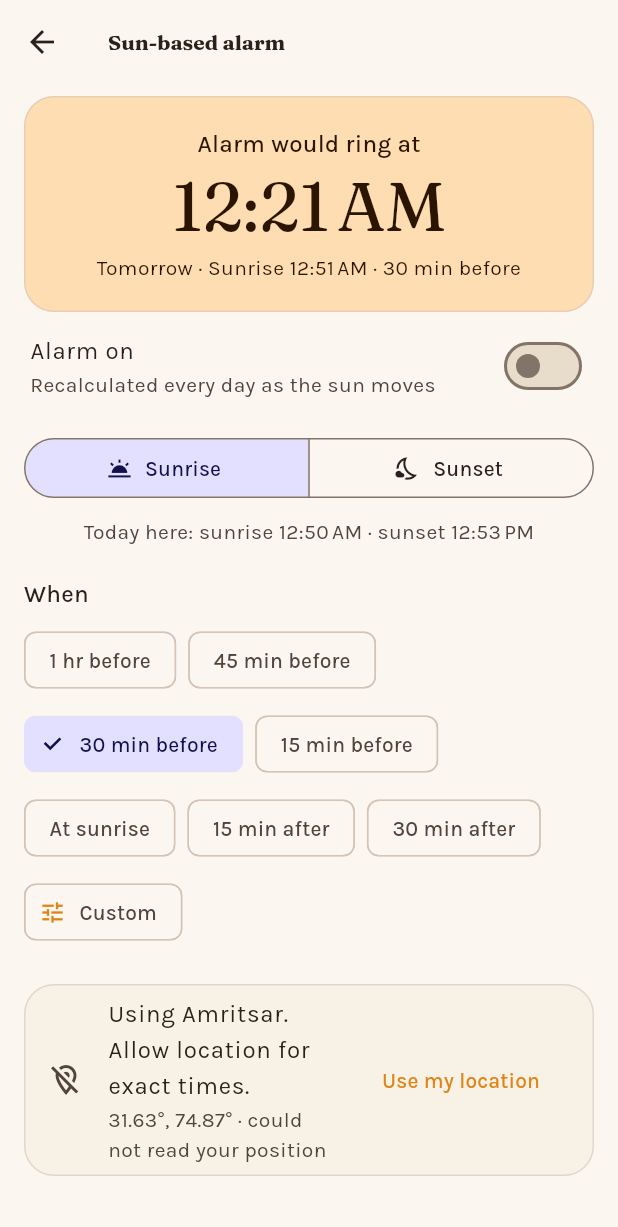
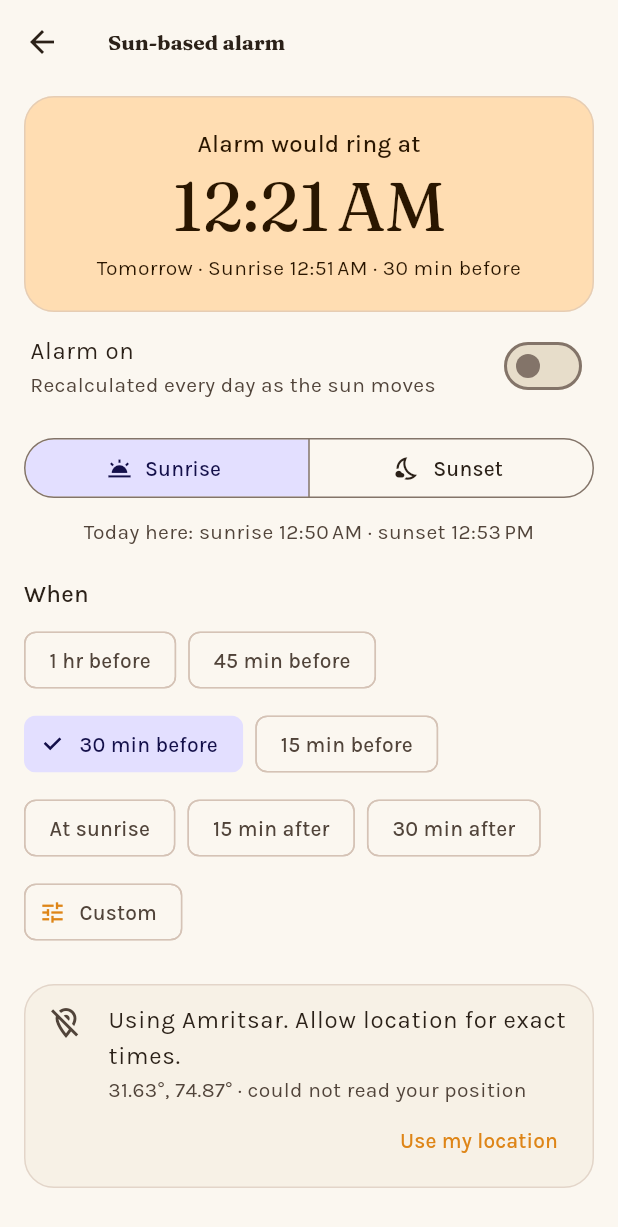
Before and after one commit to Sadho-in/Sadho, a Flutter app: the SunAlarmPage screen opened directly, on a phone screen of 412 x 824 dp. Shown: the top 1227 px of the screen. Run offline on Flutter 3.47's test engine with Material 3 defaults, Android fonts, the phone set to English and light mode, and no system bars; our stand-ins replace audioplayers, file_picker, flutter_local_notifications, flutter_riverpod, flutter_timezone, geolocator and 8 more; missing offline and left inert: fftea, record, volume_button_listener; accounts and stored records are empty.

Commit message:
P4.3-2d: Clock layout audit
Co-Authored-By: Claude Opus 5.5 <noreply@anthropic.com>

```diff
--- a/lib/features/clock/presentation/tools/sun_alarm_page.dart
+++ b/lib/features/clock/presentation/tools/sun_alarm_page.dart
@@ -248,27 +248,64 @@ class _SunAlarmPageState extends ConsumerState<SunAlarmPage> {
                 ],
                 const SizedBox(height: 24),
                 // ---- where ---------------------------------------------
+                // Not a ListTile: its trailing slot is too narrow for the
+                // button in some languages at a large text size, so the
+                // button sits under the text, on the right.
                 Card(
-                  child: ListTile(
-                    leading: Icon(
+                  child: Padding(
+                    padding: const EdgeInsets.fromLTRB(16, 12, 12, 8),
+                    child: Column(
+                      crossAxisAlignment: CrossAxisAlignment.stretch,
+                      children: [
+                        Row(
+                          crossAxisAlignment: CrossAxisAlignment.start,
+                          children: [
+                            Padding(
+                              padding: const EdgeInsets.only(top: 2),
+                              child: Icon(
                                 p.source == LocationSource.fallback
                                     ? Icons.location_off_outlined
                                     : Icons.my_location,
+                                color: scheme.onSurfaceVariant,
                               ),
-                    title: Text(where.summaryIn(l), key: const ValueKey('sun-where')),
-                    subtitle: Text(
+                            ),
+                            const SizedBox(width: 16),
+                            Expanded(
+                              child: Column(
+                                crossAxisAlignment: CrossAxisAlignment.start,
+                                children: [
+                                  Text(where.summaryIn(l),
+                                      key: const ValueKey('sun-where'),
+                                      style: theme.textTheme.bodyLarge),
+                                  Text(
                                     '${p.lat.toStringAsFixed(2)}°, ${p.lon.toStringAsFixed(2)}°'
                                     '${where.failed ? l.couldNotReadPosition : ''}',
+                                    style: theme.textTheme.bodyMedium?.copyWith(
+                                        color: scheme.onSurfaceVariant),
                                   ),
-                    trailing: where.busy
-                        ? const SizedBox.square(
+                                ],
+                              ),
+                            ),
+                          ],
+                        ),
+                        Align(
+                          alignment: AlignmentDirectional.centerEnd,
+                          child: where.busy
+                              ? const Padding(
+                                  padding: EdgeInsets.all(12),
+                                  child: SizedBox.square(
                                     dimension: 24,
-                            child: CircularProgressIndicator(strokeWidth: 2.5),
+                                    child: CircularProgressIndicator(
+                                        strokeWidth: 2.5),
+                                  ),
                                 )
                               : TextButton(
                                   key: const ValueKey('use-location'),
-                            onPressed: where.access == LocationAccess.deniedForever
-                                ? ref.read(locationProvider.notifier).openSettings
+                                  onPressed: where.access ==
+                                          LocationAccess.deniedForever
+                                      ? ref
+                                          .read(locationProvider.notifier)
+                                          .openSettings
                                       : () => ref
                                           .read(locationProvider.notifier)
                                           .refresh(ask: true),
@@ -277,6 +314,9 @@ class _SunAlarmPageState extends ConsumerState<SunAlarmPage> {
                                         ? l.settingsAction
                                         : l.useMyLocation,
                                   ),
+                                ),
+                        ),
+                      ],
                     ),
                   ),
                 ),
```
Also changed, not shown: lib/features/clock/presentation/tools/big_clock_page.dart (+7 -11 lines), lib/features/clock/presentation/tools/stopwatch_page.dart (+22 -5 lines), lib/features/clock/presentation/tools/world_clock_page.dart (+12 -3 lines), 3 other files. Lines whose indentation alone changed are shown as unchanged.
